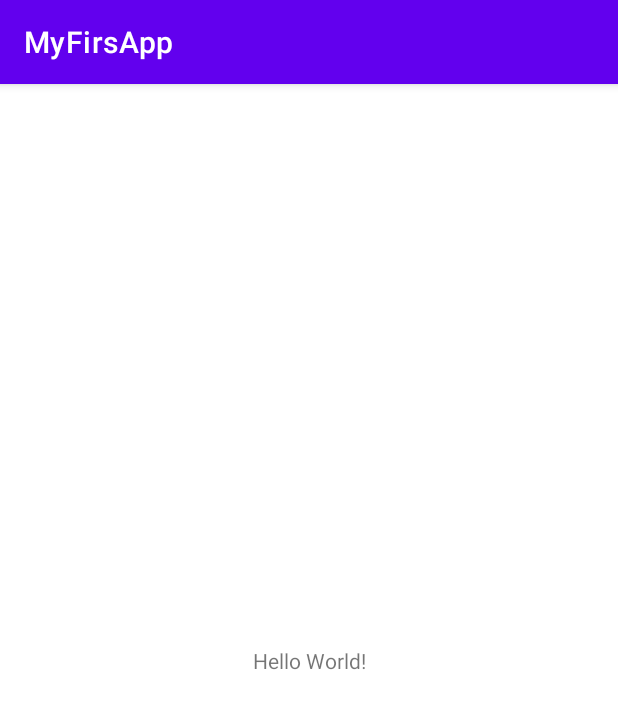
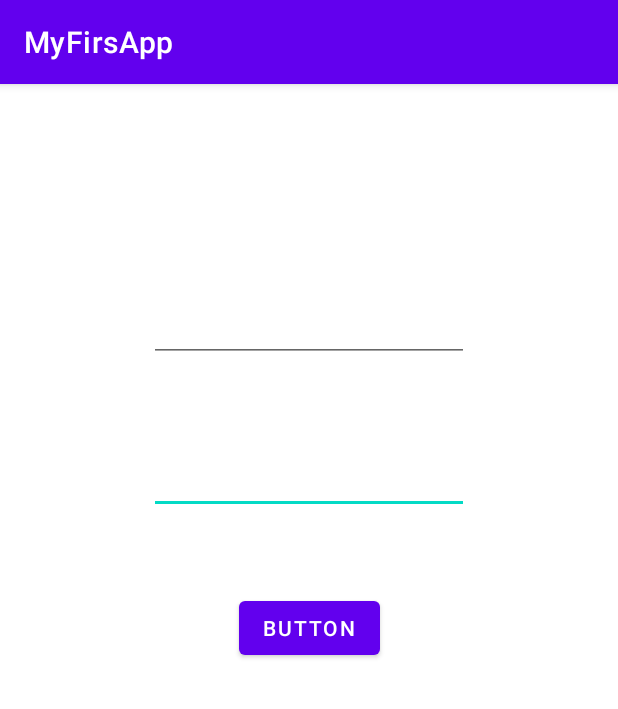
Before and after one commit to DanielNajera115/FirstApp, an Android app: the screen it shows after launch (MainActivity), on a phone screen of 412 x 824 dp. Shown: the top 709 px of the screen. Run offline under Robolectric (Android 15) with nearby library versions, the phone set to English and light mode, and no system bars; our stand-ins replace Firebase (no records; nobody signed in at launch, a user with empty details on screens opened directly), RxJava.

Commit message:
Creating my app

```diff
--- a/app/src/main/AndroidManifest.xml
+++ b/app/src/main/AndroidManifest.xml
@@ -9,7 +9,7 @@
         android:roundIcon="@mipmap/ic_launcher_round"
         android:supportsRtl="true"
         android:theme="@style/Theme.MyFirsApp">
-        <activity android:name=".MainActivity">
+        <activity android:name=".presentation.fragments.MainActivity">
             <intent-filter>
                 <action android:name="android.intent.action.MAIN" />
 
--- /dev/null
+++ b/app/src/main/java/com/example/myfirsapp/data/FireBaseRepository.kt
@@ -0,0 +1,48 @@
+package com.example.myfirsapp.data
+
+import android.util.Log
+import com.google.android.gms.auth.api.signin.GoogleSignInOptions
+import com.google.firebase.auth.FirebaseAuth
+import com.google.firebase.auth.ktx.auth
+import com.google.firebase.ktx.Firebase
+import io.reactivex.Completable
+
+
+class FireBaseRepository {
+
+    private lateinit var auth: FirebaseAuth
+
+  init {
+      auth = Firebase.auth
+      val gso = GoogleSignInOptions.Builder(GoogleSignInOptions.DEFAULT_SIGN_IN)
+          .requestEmail()
+          .build()
+  }
+
+
+    fun currentUser() = auth.currentUser
+
+    fun signInFireBase(email: String, password: String): Completable{
+        var itWorks : Boolean = false
+
+        auth.signInWithEmailAndPassword(email, password)
+            .addOnCompleteListener() { task ->
+                Log.d("hello",email)
+                if (task.isSuccessful) {
+                    // Sign in success, update UI with the signed-in user's information
+                    Log.d("FIRE", "signInWithEmail:success")
+                    val user = auth.currentUser
+                    itWorks = true
+                }
+            }
+      //  if(itWorks){
+        //    Log.d("repo","yep")
+            return Completable.complete()
+      //  }
+//        else
+//            Log.d("repo","nop")
+//            return Completable.error(Throwable("No such email or password"))
+
+    }
+
+}
--- /dev/null
+++ b/app/src/main/java/com/example/myfirsapp/data/SignInRepositoryImpl.kt
@@ -0,0 +1,12 @@
+package com.example.myfirsapp.data
+
+import com.example.myfirsapp.domain.repositories.SignInRepository
+import io.reactivex.Completable
+
+class SignInRepositoryImpl: SignInRepository {
+    val firebase = FireBaseRepository()
+
+    override fun signIn(userName: String, password: String): Completable =
+        firebase.signInFireBase(userName, password)
+
+}
--- /dev/null
+++ b/app/src/main/java/com/example/myfirsapp/domain/SignInUseCase.kt
@@ -0,0 +1,7 @@
+package com.example.myfirsapp.domain
+
+import io.reactivex.Completable
+
+interface SignInUseCase {
+    operator fun invoke(user: String, password: String): Completable
+}
--- /dev/null
+++ b/app/src/main/java/com/example/myfirsapp/domain/SignInUseCaseImpl.kt
@@ -0,0 +1,14 @@
+package com.example.myfirsapp.domain
+
+import com.example.myfirsapp.data.SignInRepositoryImpl
+import io.reactivex.Completable
+
+class SignInUseCaseImpl: SignInUseCase {
+
+    private val signInRepository =  SignInRepositoryImpl()
+
+    override fun invoke(user: String, password: String): Completable =
+        signInRepository.signIn(user,password)
+
+
+}
--- /dev/null
+++ b/app/src/main/java/com/example/myfirsapp/domain/repositories/SignInRepository.kt
@@ -0,0 +1,7 @@
+package com.example.myfirsapp.domain.repositories
+
+import io.reactivex.Completable
+
+interface SignInRepository {
+    fun signIn(userName: String, password: String ): Completable
+}
--- /dev/null
+++ b/app/src/main/java/com/example/myfirsapp/models/SignInResult.kt
@@ -0,0 +1,6 @@
+package com.example.myfirsapp.models
+
+sealed class SignInResult{
+    object Successful : SignInResult()
+    object Error : SignInResult()
+}
--- /dev/null
+++ b/app/src/main/java/com/example/myfirsapp/models/SignInState.kt
@@ -0,0 +1,7 @@
+package com.example.myfirsapp.models
+
+sealed class SignInState{
+    object Idle : SignInState()
+    object Connecting : SignInState()
+    object Connected : SignInState()
+}
--- /dev/null
+++ b/app/src/main/java/com/example/myfirsapp/presentation/fragments/SignInFragment.kt
@@ -0,0 +1,71 @@
+package com.example.myfirsapp.presentation.fragments
+
+import android.os.Bundle
+import android.util.Log
+import androidx.fragment.app.Fragment
+import android.view.LayoutInflater
+import android.view.View
+import android.view.ViewGroup
+import android.widget.Button
+import android.widget.TextView
+import androidx.activity.viewModels
+import androidx.fragment.app.viewModels
+import androidx.lifecycle.Observer
+import com.example.myfirsapp.R
+import com.example.myfirsapp.data.FireBaseRepository
+import com.example.myfirsapp.models.SignInResult
+import com.example.myfirsapp.models.SignInState
+import com.example.myfirsapp.presentation.viewmodels.SignInViewModel
+
+class SignInFragment : Fragment() {
+
+    private val signInViewModel: SignInViewModel by viewModels()
+
+    lateinit var firebase: FireBaseRepository
+
+    override fun onCreate(savedInstanceState: Bundle?) {
+        super.onCreate(savedInstanceState)
+
+    }
+
+    override fun onCreateView(
+        inflater: LayoutInflater, container: ViewGroup?,
+        savedInstanceState: Bundle?
+    ): View? {
+
+        firebase = FireBaseRepository()
+
+        // Inflate the layout for this fragment
+        return inflater.inflate(R.layout.fragment_sign_in, container, false)
+    }
+
+    override fun onViewCreated(view: View, savedInstanceState: Bundle?) {
+        super.onViewCreated(view, savedInstanceState)
+
+        signInViewModel.signInResultLiveData.observe(viewLifecycleOwner, Observer(this::handleSignIn))
+
+        val btnSignIn = getView()?.findViewById<Button>(R.id.btnSignIn)
+        val tvUserName = getView()?.findViewById<TextView>(R.id.tvUserName)
+        val tvPassword = getView()?.findViewById<TextView>(R.id.tvPassword)
+
+        btnSignIn?.setOnClickListener { signInViewModel.signIn(tvUserName?.text.toString(),tvPassword?.text.toString()) }
+
+    }
+
+    private fun handleSignIn(signInState: SignInResult){
+        Log.d("hello", "${signInViewModel.signInResultLiveData.value}")
+        if(signInState == SignInResult.Successful){
+            Log.d("viewmodel","successful")
+        }else{
+            Log.d("viewmodel","nouu")
+        }
+    }
+
+    override fun onStart() {
+        super.onStart()
+        if(firebase.currentUser() == null)
+            Log.d("Main","No such user")
+        else
+            Log.d("Main","eso")
+    }
+}
--- /dev/null
+++ b/app/src/main/java/com/example/myfirsapp/presentation/viewmodels/SignInViewModel.kt
@@ -0,0 +1,40 @@
+package com.example.myfirsapp.presentation.viewmodels
+
+
+
+import android.util.Log
+import androidx.lifecycle.LiveData
+import androidx.lifecycle.MutableLiveData
+import androidx.lifecycle.ViewModel
+import com.example.myfirsapp.domain.SignInUseCaseImpl
+import com.example.myfirsapp.models.SignInResult
+import com.example.myfirsapp.models.SignInState
+import com.example.myfirsapp.utils.SingleLiveEvent
+import io.reactivex.schedulers.Schedulers
+
+class SignInViewModel: ViewModel(){
+
+    private val signInUseCase =  SignInUseCaseImpl()
+
+    private val _signInStateLiveData: MutableLiveData<SignInState> = MutableLiveData(SignInState.Idle)
+    val signInStateLiveData: LiveData<SignInState> = _signInStateLiveData
+
+    private val _signInResultLiveEvent: SingleLiveEvent<SignInResult> = SingleLiveEvent()
+    val signInResultLiveData: LiveData<SignInResult> = _signInResultLiveEvent
+
+
+    fun signIn(userName: String, password: String) {
+
+        val signIn = signInUseCase(userName,password)
+            .doOnComplete{ _signInStateLiveData.postValue(SignInState.Connected)
+            _signInResultLiveEvent.postValue(SignInResult.Successful)}
+            .doOnError { Log.d("view","eso") }
+
+        if(signInResultLiveData.value == SignInResult.Successful){
+            Log.d("view","yepmodel")
+        }else{
+            Log.d("view","nopmodel")
+        }
+
+    }
+}
--- /dev/null
+++ b/app/src/main/java/com/example/myfirsapp/utils/SingleLiveEvent.kt
@@ -0,0 +1,76 @@
+/*
+ *  Copyright 2017 Google Inc.
+ *
+ *  Licensed under the Apache License, Version 2.0 (the "License");
+ *  you may not use this file except in compliance with the License.
+ *  You may obtain a copy of the License at
+ *
+ *      http://www.apache.org/licenses/LICENSE-2.0
+ *
+ *  Unless required by applicable law or agreed to in writing, software
+ *  distributed under the License is distributed on an "AS IS" BASIS,
+ *  WITHOUT WARRANTIES OR CONDITIONS OF ANY KIND, either express or implied.
+ *  See the License for the specific language governing permissions and
+ *  limitations under the License.
+ */
+package com.example.myfirsapp.utils
+
+
+
+
+import android.util.Log
+import androidx.annotation.MainThread
+import androidx.lifecycle.LifecycleOwner
+import androidx.lifecycle.MutableLiveData
+import androidx.lifecycle.Observer
+import java.util.concurrent.atomic.AtomicBoolean
+
+/**
+ * A lifecycle-aware observable that sends only new updates after subscription, used for events like
+ * navigation and Snackbar messages.
+ *
+ *
+ * This avoids a common problem with events: on configuration change (like rotation) an update
+ * can be emitted if the observer is active. This LiveData only calls the observable if there's an
+ * explicit call to setValue() or call().
+ *
+ *
+ * Note that only one observer is going to be notified of changes.
+ */
+class SingleLiveEvent<T> : MutableLiveData<T>() {
+    private val pending = AtomicBoolean(false)
+    @MainThread
+    override fun observe(owner: LifecycleOwner, observer: Observer<in T>) {
+        if (hasActiveObservers()) {
+            Log.w(TAG, "Multiple observers registered but only one will be notified of changes.")
+        }
+        // Observe the internal MutableLiveData
+        super.observe(owner, Observer { t ->
+            if (pending.compareAndSet(true, false)) {
+                observer.onChanged(t)
+            }
+        })
+    }
+
+    @MainThread
+    override fun setValue(t: T?) {
+        pending.set(true)
+        super.setValue(t)
+    }
+
+    @Override
+    override fun postValue(value: T){
+        pending.set(true)
+        super.postValue(value)
+    }
+    /**
+     * Used for cases where T is Void, to make calls cleaner.
+     */
+    @MainThread
+    fun call() {
+        value = null
+    }
+    companion object {
+        private val TAG = "SingleLiveEvent"
+    }
+}
--- a/app/src/main/res/layout/activity_main.xml
+++ b/app/src/main/res/layout/activity_main.xml
@@ -4,15 +4,16 @@
     xmlns:tools="http://schemas.android.com/tools"
     android:layout_width="match_parent"
     android:layout_height="match_parent"
-    tools:context=".MainActivity">
+    tools:context=".presentation.fragments.MainActivity">
 
-    <TextView
-        android:layout_width="wrap_content"
-        android:layout_height="wrap_content"
-        android:text="Hello World!"
-        app:layout_constraintBottom_toBottomOf="parent"
-        app:layout_constraintLeft_toLeftOf="parent"
-        app:layout_constraintRight_toRightOf="parent"
-        app:layout_constraintTop_toTopOf="parent" />
-
+  <androidx.fragment.app.FragmentContainerView
+      android:id="@+id/fragment_sign_in"
+      android:name="com.example.myfirsapp.presentation.fragments.SignInFragment"
+      android:layout_width="0dp"
+      android:layout_height="0dp"
+      app:layout_constraintLeft_toLeftOf="parent"
+      app:layout_constraintRight_toRightOf="parent"
+      app:layout_constraintTop_toTopOf="parent"
+      app:layout_constraintBottom_toBottomOf="parent"
+      />
 </androidx.constraintlayout.widget.ConstraintLayout>
--- /dev/null
+++ b/app/src/main/res/layout/fragment_sign_in.xml
@@ -0,0 +1,50 @@
+<?xml version="1.0" encoding="utf-8"?>
+<FrameLayout xmlns:android="http://schemas.android.com/apk/res/android"
+    xmlns:app="http://schemas.android.com/apk/res-auto"
+    xmlns:tools="http://schemas.android.com/tools"
+    android:layout_width="match_parent"
+    android:layout_height="match_parent"
+    tools:context=".presentation.fragments.SignInFragment">
+
+    <androidx.constraintlayout.widget.ConstraintLayout
+        android:layout_width="match_parent"
+        android:layout_height="match_parent">
+
+        <EditText
+            android:id="@+id/tvPassword"
+            android:layout_width="wrap_content"
+            android:layout_height="wrap_content"
+            android:layout_marginTop="56dp"
+            android:ems="10"
+            android:inputType="textPassword"
+            app:layout_constraintEnd_toEndOf="@+id/tvUserName"
+            app:layout_constraintStart_toStartOf="@+id/tvUserName"
+            app:layout_constraintTop_toBottomOf="@+id/tvUserName" />
+
+        <EditText
+            android:id="@+id/tvUserName"
+            android:layout_width="wrap_content"
+            android:layout_height="wrap_content"
+            android:layout_marginStart="101dp"
+            android:layout_marginLeft="101dp"
+            android:layout_marginTop="140dp"
+            android:layout_marginEnd="101dp"
+            android:layout_marginRight="101dp"
+            android:ems="10"
+            android:inputType="textEmailAddress"
+            app:layout_constraintEnd_toEndOf="parent"
+            app:layout_constraintStart_toStartOf="parent"
+            app:layout_constraintTop_toTopOf="parent" />
+
+        <Button
+            android:id="@+id/btnSignIn"
+            android:layout_width="wrap_content"
+            android:layout_height="wrap_content"
+            android:layout_marginTop="52dp"
+            android:text="Button"
+            app:layout_constraintEnd_toEndOf="parent"
+            app:layout_constraintStart_toStartOf="parent"
+            app:layout_constraintTop_toBottomOf="@+id/tvPassword" />
+    </androidx.constraintlayout.widget.ConstraintLayout>
+
+</FrameLayout>
--- a/app/src/main/res/values/strings.xml
+++ b/app/src/main/res/values/strings.xml
@@ -1,3 +1,5 @@
 <resources>
     <string name="app_name">MyFirsApp</string>
+    <!-- TODO: Remove or change this placeholder text -->
+    <string name="hello_blank_fragment">Hello blank fragment</string>
 </resources>
--- a/build.gradle
+++ b/build.gradle
@@ -8,7 +8,7 @@ buildscript {
     dependencies {
         classpath "com.android.tools.build:gradle:4.1.2"
         classpath "org.jetbrains.kotlin:kotlin-gradle-plugin:$kotlin_version"
-
+        classpath 'com.google.gms:google-services:4.3.5'
         // NOTE: Do not place your application dependencies here; they belong
         // in the individual module build.gradle files
     }
```
Also changed, not shown: app/build.gradle (+21 -1 lines), app/src/main/java/com/example/myfirsapp/MainActivity.kt (deleted, +0 -11 lines), app/src/main/java/com/example/myfirsapp/presentation/fragments/MainActivity.kt (added, +26 -0 lines), 1 other file.
